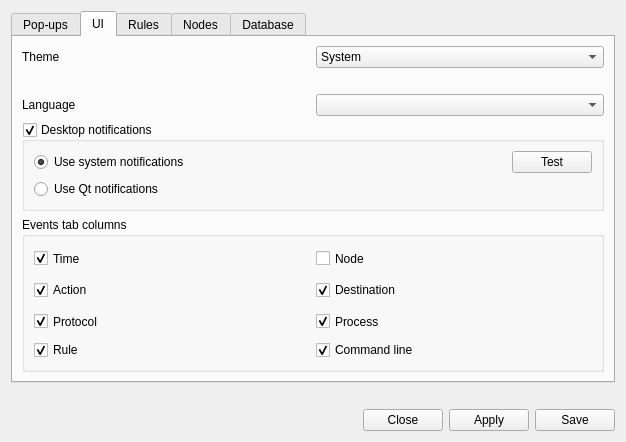
First picture: the form in ui/opensnitch/res/preferences.ui, repository evilsocket/opensnitch, before the edit.
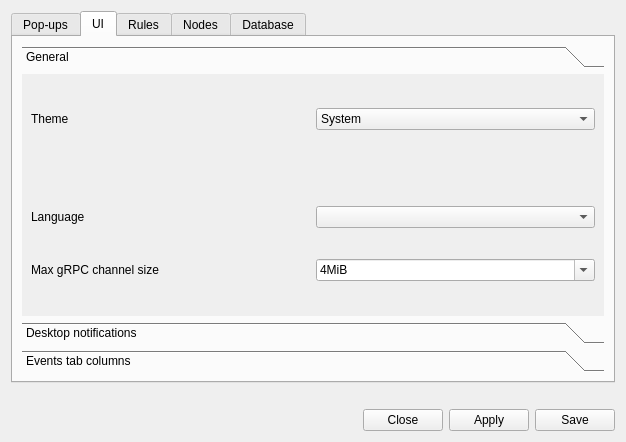
Second picture: the form after the edit. The open tabs and pages were chosen to show the change. Icons and pictures are not drawn.

Commit message: ui,prefs: allow to configure gRPC channel max size

The edit to the form file:
```diff
--- a/ui/opensnitch/res/preferences.ui
+++ b/ui/opensnitch/res/preferences.ui
@@ -487,16 +487,132 @@
        <string>UI</string>
       </attribute>
       <layout class="QGridLayout" name="gridLayout_6">
-       <item row="4" column="0" colspan="2">
-        <widget class="QGroupBox" name="groupNotifs">
+       <item row="1" column="0" colspan="2">
+        <widget class="QToolBox" name="toolBox_2">
+         <property name="currentIndex">
+          <number>0</number>
+         </property>
+         <widget class="QWidget" name="page_5">
+          <attribute name="label">
+           <string>General</string>
+          </attribute>
+          <layout class="QGridLayout" name="gridLayout_14">
+           <item row="2" column="0">
+            <widget class="QLabel" name="label_19">
          <property name="sizePolicy">
-          <sizepolicy hsizetype="Preferred" vsizetype="Fixed">
+              <sizepolicy hsizetype="Preferred" vsizetype="Preferred">
            <horstretch>0</horstretch>
            <verstretch>0</verstretch>
           </sizepolicy>
          </property>
-         <property name="title">
+             <property name="text">
+              <string>Language</string>
+             </property>
+            </widget>
+           </item>
+           <item row="3" column="1">
+            <widget class="QComboBox" name="comboGrpcMsgSize">
+             <property name="editable">
+              <bool>true</bool>
+             </property>
+             <property name="currentText">
+              <string notr="true">4MiB</string>
+             </property>
+             <item>
+              <property name="text">
+               <string>4MiB</string>
+              </property>
+             </item>
+             <item>
+              <property name="text">
+               <string>8MiB</string>
+              </property>
+             </item>
+             <item>
+              <property name="text">
+               <string>16MiB</string>
+              </property>
+             </item>
+             <item>
+              <property name="text">
+               <string>32MiB</string>
+              </property>
+             </item>
+            </widget>
+           </item>
+           <item row="2" column="1">
+            <widget class="QComboBox" name="comboUILang"/>
+           </item>
+           <item row="0" column="1">
+            <widget class="QComboBox" name="comboUITheme">
+             <item>
+              <property name="text">
+               <string>System</string>
+              </property>
+             </item>
+            </widget>
+           </item>
+           <item row="0" column="0">
+            <widget class="QLabel" name="label_21">
+             <property name="sizePolicy">
+              <sizepolicy hsizetype="Preferred" vsizetype="Preferred">
+               <horstretch>0</horstretch>
+               <verstretch>0</verstretch>
+              </sizepolicy>
+             </property>
+             <property name="text">
+              <string>Theme</string>
+             </property>
+            </widget>
+           </item>
+           <item row="3" column="0">
+            <widget class="QLabel" name="label_20">
+             <property name="toolTip">
+              <string>Maximum size for receiving messages from nodes. Default 4MB</string>
+             </property>
+             <property name="text">
+              <string>Max gRPC channel size</string>
+             </property>
+            </widget>
+           </item>
+           <item row="1" column="0" colspan="2">
+            <widget class="QLabel" name="labelThemeError">
+             <property name="sizePolicy">
+              <sizepolicy hsizetype="Preferred" vsizetype="Maximum">
+               <horstretch>0</horstretch>
+               <verstretch>0</verstretch>
+              </sizepolicy>
+             </property>
+             <property name="text">
+              <string/>
+             </property>
+            </widget>
+           </item>
+          </layout>
+         </widget>
+         <widget class="QWidget" name="page_3">
+          <property name="geometry">
+           <rect>
+            <x>0</x>
+            <y>0</y>
+            <width>586</width>
+            <height>218</height>
+           </rect>
+          </property>
+          <attribute name="label">
           <string>Desktop notifications</string>
+          </attribute>
+          <layout class="QFormLayout" name="formLayout">
+           <item row="0" column="0" colspan="2">
+            <widget class="QGroupBox" name="groupNotifs">
+             <property name="sizePolicy">
+              <sizepolicy hsizetype="Preferred" vsizetype="Fixed">
+               <horstretch>0</horstretch>
+               <verstretch>0</verstretch>
+              </sizepolicy>
+             </property>
+             <property name="title">
+              <string>Enable</string>
          </property>
          <property name="flat">
           <bool>true</bool>
@@ -568,18 +684,51 @@
          </layout>
         </widget>
        </item>
-       <item row="5" column="0" colspan="2">
-        <widget class="QGroupBox" name="groupBox_2">
-         <property name="sizePolicy">
-          <sizepolicy hsizetype="Preferred" vsizetype="Preferred">
-           <horstretch>0</horstretch>
-           <verstretch>0</verstretch>
-          </sizepolicy>
-         </property>
-         <property name="title">
+          </layout>
+         </widget>
+         <widget class="QWidget" name="page_4">
+          <property name="geometry">
+           <rect>
+            <x>0</x>
+            <y>0</y>
+            <width>586</width>
+            <height>218</height>
+           </rect>
+          </property>
+          <attribute name="label">
           <string>Events tab columns</string>
+          </attribute>
+          <layout class="QGridLayout" name="gridLayout_13">
+           <item row="0" column="0">
+            <widget class="QGroupBox" name="groupBox_2">
+             <property name="sizePolicy">
+              <sizepolicy hsizetype="Preferred" vsizetype="Preferred">
+               <horstretch>0</horstretch>
+               <verstretch>0</verstretch>
+              </sizepolicy>
+             </property>
+             <property name="alignment">
+              <set>Qt::AlignCenter</set>
+             </property>
+             <property name="flat">
+              <bool>false</bool>
          </property>
          <layout class="QGridLayout" name="gridLayout_7">
+              <property name="leftMargin">
+               <number>4</number>
+              </property>
+              <property name="topMargin">
+               <number>0</number>
+              </property>
+              <property name="rightMargin">
+               <number>4</number>
+              </property>
+              <property name="bottomMargin">
+               <number>4</number>
+              </property>
+              <property name="spacing">
+               <number>0</number>
+              </property>
           <item row="0" column="0">
            <widget class="QCheckBox" name="checkHideTime">
             <property name="sizePolicy">
@@ -705,43 +854,8 @@
          </layout>
         </widget>
        </item>
-       <item row="0" column="0">
-        <widget class="QLabel" name="label_21">
-         <property name="text">
-          <string>Theme</string>
-         </property>
-        </widget>
-       </item>
-       <item row="0" column="1">
-        <widget class="QComboBox" name="comboUITheme">
-         <item>
-          <property name="text">
-           <string>System</string>
-          </property>
-         </item>
-        </widget>
-       </item>
-       <item row="2" column="0">
-        <widget class="QLabel" name="label_19">
-         <property name="text">
-          <string>Language</string>
-         </property>
-        </widget>
-       </item>
-       <item row="2" column="1">
-        <widget class="QComboBox" name="comboUILang"/>
-       </item>
-       <item row="1" column="0">
-        <widget class="QLabel" name="labelThemeError">
-         <property name="sizePolicy">
-          <sizepolicy hsizetype="Preferred" vsizetype="Maximum">
-           <horstretch>0</horstretch>
-           <verstretch>0</verstretch>
-          </sizepolicy>
-         </property>
-         <property name="text">
-          <string/>
-         </property>
+          </layout>
+         </widget>
         </widget>
        </item>
       </layout>
```
Left out of the diff: 14 changed lines with no effect on the pictures. Lines whose indentation alone changed are shown as unchanged. The commit also changes 1 other file.
